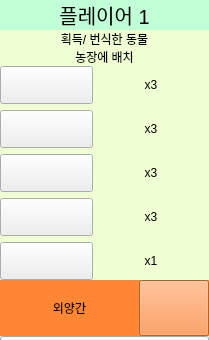
HiImSUN/Agricola-Front_ui-images-py, file Agricola_Front/data/Basic/sidebar.ui: the form before one commit; both pictures show x 0 to 209 and y 0 to 340 of the 209 by 654 pixel window.
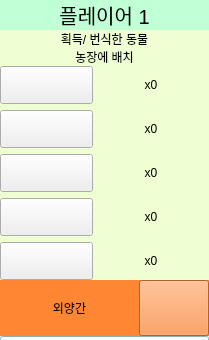
The form after the commit. Icons and pictures are not drawn.

Diff of the .ui file:
```diff
--- a/Agricola_Front/data/Basic/sidebar.ui
+++ b/Agricola_Front/data/Basic/sidebar.ui
@@ -185,7 +185,7 @@
               </sizepolicy>
              </property>
              <property name="text">
-              <string>x3</string>
+              <string>x0</string>
              </property>
              <property name="alignment">
               <set>Qt::AlignCenter</set>
@@ -226,7 +226,7 @@
               </sizepolicy>
              </property>
              <property name="text">
-              <string>x3</string>
+              <string>x0</string>
              </property>
              <property name="alignment">
               <set>Qt::AlignCenter</set>
@@ -265,7 +265,7 @@
               </sizepolicy>
              </property>
              <property name="text">
-              <string>x3</string>
+              <string>x0</string>
              </property>
              <property name="alignment">
               <set>Qt::AlignCenter</set>
@@ -275,7 +275,7 @@
            <item row="3" column="1">
             <widget class="QLabel" name="btn_vegetable_count">
              <property name="text">
-              <string>x3</string>
+              <string>x0</string>
              </property>
              <property name="alignment">
               <set>Qt::AlignCenter</set>
@@ -326,7 +326,7 @@
            <item row="4" column="1">
             <widget class="QLabel" name="btn_grain_count">
              <property name="text">
-              <string>x1</string>
+              <string>x0</string>
              </property>
              <property name="alignment">
               <set>Qt::AlignCenter</set>
```
